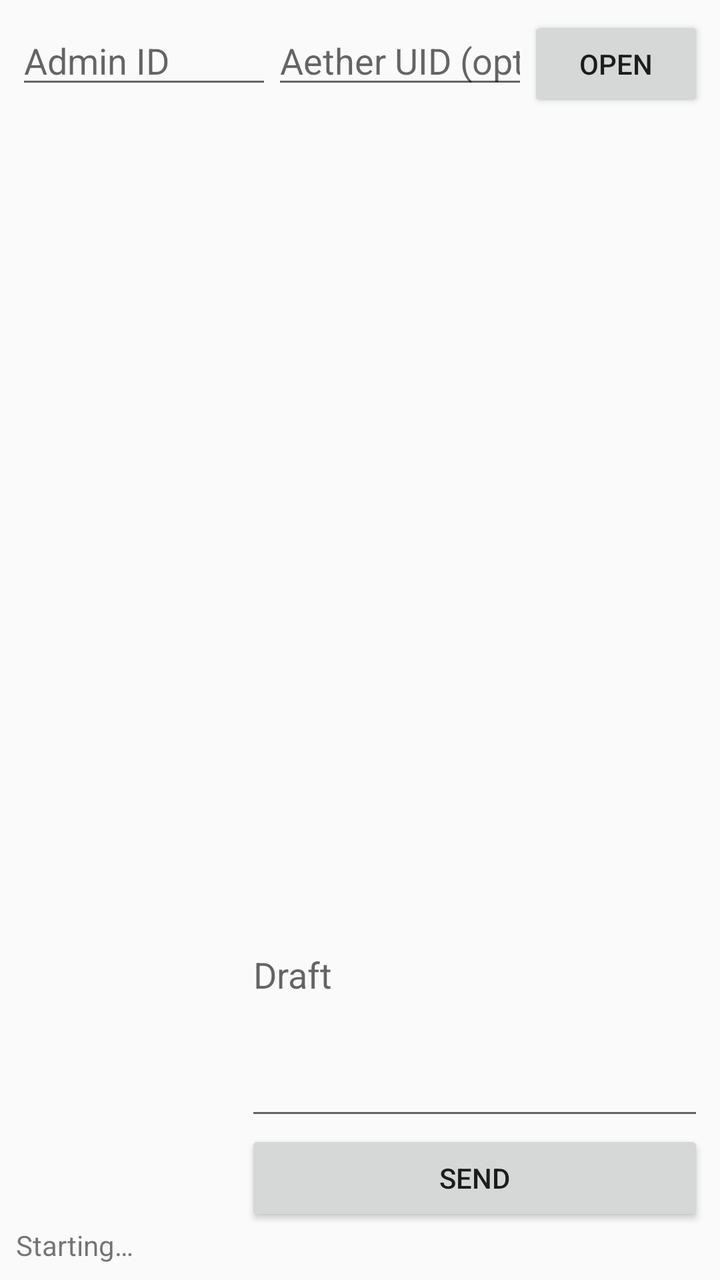
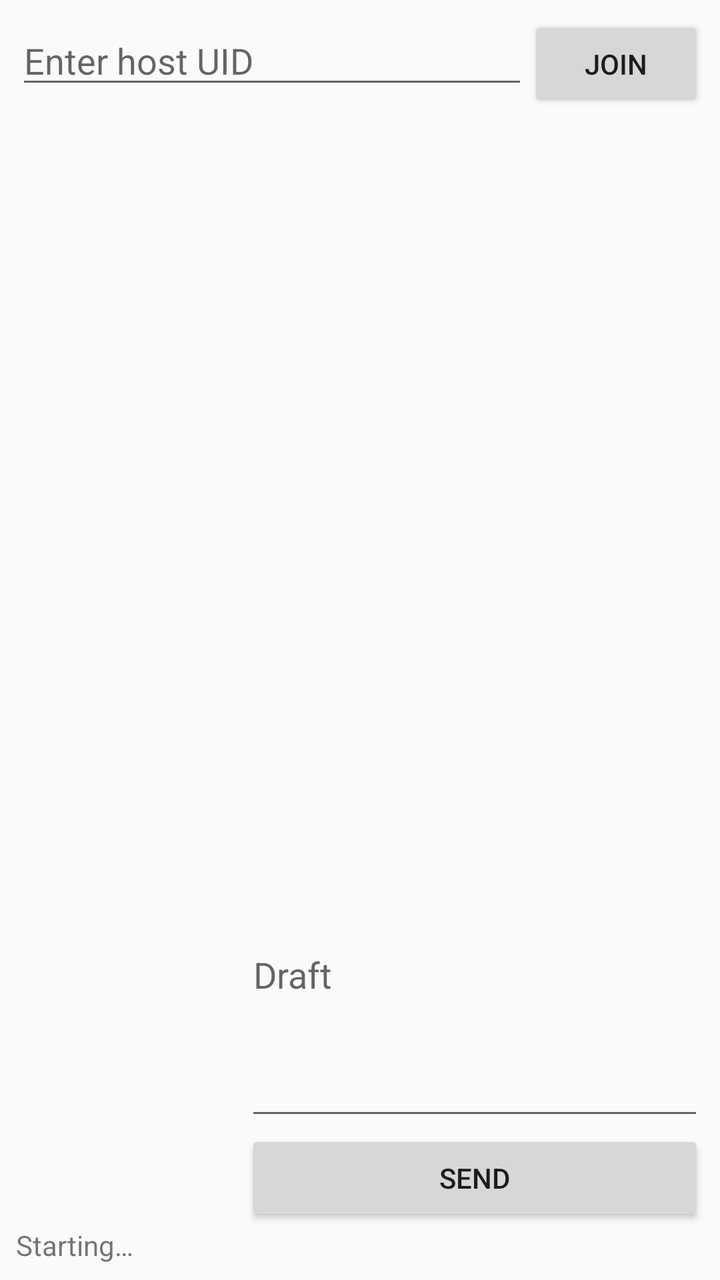

An Android layout rendered at two revisions. The XML below is the earlier revision; the diff shows what the commit changed to produce the second picture.
<!-- AndroidManifest.xml: application theme android:Theme.Material.Light -->
<!-- res/layout/activity_main.xml -->
<?xml version="1.0" encoding="utf-8"?>
<LinearLayout xmlns:android="http://schemas.android.com/apk/res/android"
    android:id="@+id/root"
    android:layout_width="match_parent"
    android:layout_height="match_parent"
    android:orientation="vertical"
    android:padding="8dp">

  <LinearLayout
      android:id="@+id/new_chat_row"
      android:layout_width="match_parent"
      android:layout_height="wrap_content"
      android:orientation="horizontal">

    <EditText
        android:id="@+id/admin_id"
        android:layout_width="0dp"
        android:layout_height="wrap_content"
        android:layout_weight="1"
        android:hint="@string/admin_id_hint"
        android:inputType="text"
        android:singleLine="true" />

    <EditText
        android:id="@+id/aether_uid"
        android:layout_width="0dp"
        android:layout_height="wrap_content"
        android:layout_weight="1"
        android:hint="@string/aether_uid_hint"
        android:inputType="text"
        android:singleLine="true" />

    <Button
        android:id="@+id/open_peer"
        android:layout_width="wrap_content"
        android:layout_height="wrap_content"
        android:text="@string/open_peer" />
  </LinearLayout>

  <LinearLayout
      android:id="@+id/content_row"
      android:layout_width="match_parent"
      android:layout_height="0dp"
      android:layout_weight="1"
      android:orientation="horizontal">

    <LinearLayout
        android:id="@+id/list_panel"
        android:layout_width="0dp"
        android:layout_height="match_parent"
        android:layout_weight="1"
        android:orientation="vertical">

      <ListView
          android:id="@+id/chat_list"
          android:layout_width="match_parent"
          android:layout_height="match_parent" />
    </LinearLayout>

    <LinearLayout
        android:id="@+id/conversation_panel"
        android:layout_width="0dp"
        android:layout_height="match_parent"
        android:layout_weight="2"
        android:orientation="vertical">

      <ScrollView
          android:id="@+id/transcript_scroll"
          android:layout_width="match_parent"
          android:layout_height="0dp"
          android:layout_weight="1">

        <TextView
            android:id="@+id/transcript"
            android:layout_width="match_parent"
            android:layout_height="wrap_content"
            android:textIsSelectable="true" />
      </ScrollView>

      <EditText
          android:id="@+id/draft"
          android:layout_width="match_parent"
          android:layout_height="100dp"
          android:gravity="top"
          android:hint="@string/draft_hint"
          android:inputType="textMultiLine" />

      <Button
          android:id="@+id/send_draft"
          android:layout_width="match_parent"
          android:layout_height="wrap_content"
          android:text="@string/send_draft" />
    </LinearLayout>
  </LinearLayout>

  <LinearLayout
      android:layout_width="match_parent"
      android:layout_height="wrap_content"
      android:orientation="horizontal">

    <TextView
        android:id="@+id/status_line"
        android:layout_width="0dp"
        android:layout_height="wrap_content"
        android:layout_weight="1"
        android:text="@string/loading" />

    <TextView
        android:id="@+id/presence_line"
        android:layout_width="0dp"
        android:layout_height="wrap_content"
        android:layout_weight="1"
        android:gravity="end" />
  </LinearLayout>

</LinearLayout>
<!-- resources referenced by this layout -->
<resources>
  <string name="admin_id_hint">Admin ID</string>
  <string name="aether_uid_hint">Aether UID (optional)</string>
  <string name="draft_hint">Draft</string>
  <string name="loading">Starting…</string>
  <string name="open_peer">Open</string>
  <string name="send_draft">Send</string>
</resources>

<!-- the commit's change to res/layout/activity_main.xml (unified diff, before → after) -->
@@ -15,18 +15,15 @@
     <EditText
         android:id="@+id/admin_id"
         android:layout_width="0dp"
-        android:layout_height="wrap_content"
-        android:layout_weight="1"
-        android:hint="@string/admin_id_hint"
-        android:inputType="text"
-        android:singleLine="true" />
+        android:layout_height="0dp"
+        android:visibility="gone" />
 
     <EditText
         android:id="@+id/aether_uid"
         android:layout_width="0dp"
         android:layout_height="wrap_content"
         android:layout_weight="1"
-        android:hint="@string/aether_uid_hint"
+        android:hint="@string/host_uid_hint"
         android:inputType="text"
         android:singleLine="true" />
 
@@ -34,7 +31,7 @@
         android:id="@+id/open_peer"
         android:layout_width="wrap_content"
         android:layout_height="wrap_content"
-        android:text="@string/open_peer" />
+        android:text="@string/join_host" />
   </LinearLayout>
 
   <LinearLayout
<!-- resource entries referenced after the edit -->
@@ -1,10 +1,9 @@
 <!-- resources referenced by this layout -->
 <resources>
-  <string name="admin_id_hint">Admin ID</string>
-  <string name="aether_uid_hint">Aether UID (optional)</string>
   <string name="draft_hint">Draft</string>
+  <string name="host_uid_hint">Enter host UID</string>
+  <string name="join_host">Join</string>
   <string name="loading">Starting…</string>
-  <string name="open_peer">Open</string>
   <string name="send_draft">Send</string>
 </resources>
 
